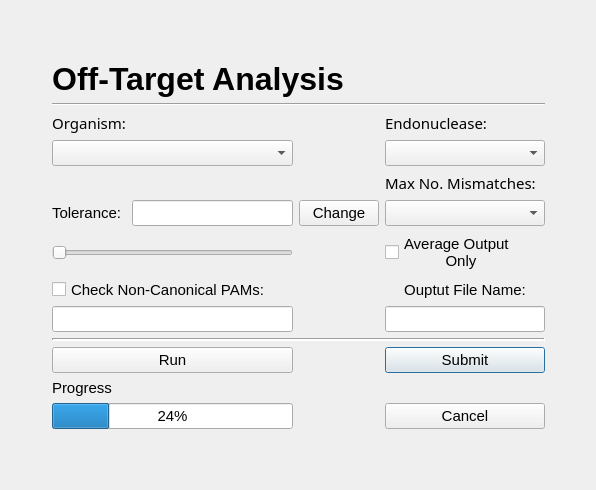
Above: OffTargetAnalysis.ui from TrinhLab/CASPERapp before the change. Below: the same form after it.
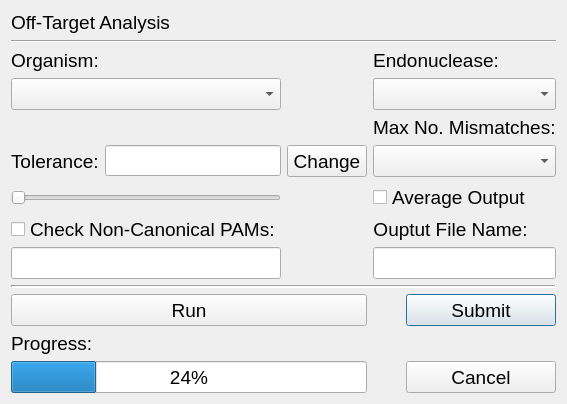
That is the form after the change.

```diff
--- a/OffTargetAnalysis.ui
+++ b/OffTargetAnalysis.ui
@@ -6,13 +6,14 @@
    <rect>
     <x>0</x>
     <y>0</y>
-    <width>596</width>
-    <height>490</height>
+    <width>522</width>
+    <height>408</height>
    </rect>
   </property>
   <property name="font">
    <font>
-    <pointsize>11</pointsize>
+    <family>Arial</family>
+    <pointsize>14</pointsize>
    </font>
   </property>
   <property name="windowTitle">
@@ -21,13 +22,29 @@
   <property name="autoFillBackground">
    <bool>true</bool>
   </property>
+  <property name="styleSheet">
+   <string notr="true">font: 14pt &quot;Arial&quot;;</string>
+  </property>
   <layout class="QGridLayout" name="gridLayout">
-   <item row="3" column="4" alignment="Qt::AlignLeft">
+   <property name="sizeConstraint">
+    <enum>QLayout::SetFixedSize</enum>
+   </property>
+   <item row="7" column="3" alignment="Qt::AlignLeft">
+    <widget class="QLabel" name="label_7">
+     <property name="text">
+      <string>Ouptut File Name:</string>
+     </property>
+     <property name="alignment">
+      <set>Qt::AlignCenter</set>
+     </property>
+    </widget>
+   </item>
+   <item row="2" column="3" alignment="Qt::AlignLeft">
     <widget class="QLabel" name="label_4">
      <property name="font">
       <font>
-       <family>Sans Serif</family>
-       <pointsize>11</pointsize>
+       <family>Arial</family>
+       <pointsize>14</pointsize>
        <weight>50</weight>
        <italic>false</italic>
        <bold>false</bold>
@@ -44,7 +61,7 @@
      </property>
     </widget>
    </item>
-   <item row="5" column="4">
+   <item row="4" column="3">
     <widget class="QLabel" name="label_2">
      <property name="minimumSize">
       <size>
@@ -54,8 +71,8 @@
      </property>
      <property name="font">
       <font>
-       <family>Sans Serif</family>
-       <pointsize>11</pointsize>
+       <family>Arial</family>
+       <pointsize>14</pointsize>
        <weight>50</weight>
        <italic>false</italic>
        <bold>false</bold>
@@ -69,28 +86,34 @@
      </property>
     </widget>
    </item>
-   <item row="14" column="1" colspan="2">
-    <widget class="QProgressBar" name="progressBar">
-     <property name="value">
-      <number>24</number>
-     </property>
-    </widget>
-   </item>
-   <item row="11" column="4" rowspan="2">
+   <item row="10" column="3" rowspan="2" alignment="Qt::AlignRight">
     <widget class="QPushButton" name="submitButton">
+     <property name="minimumSize">
+      <size>
+       <width>150</width>
+       <height>32</height>
+      </size>
+     </property>
+     <property name="maximumSize">
+      <size>
+       <width>150</width>
+       <height>16777215</height>
+      </size>
+     </property>
      <property name="text">
       <string>Submit</string>
      </property>
     </widget>
    </item>
-   <item row="1" column="1" colspan="4" alignment="Qt::AlignLeft">
+   <item row="0" column="0" colspan="4" alignment="Qt::AlignLeft">
     <widget class="QLabel" name="label_5">
      <property name="font">
       <font>
        <family>Arial</family>
-       <pointsize>24</pointsize>
-       <weight>75</weight>
-       <bold>true</bold>
+       <pointsize>14</pointsize>
+       <weight>50</weight>
+       <italic>false</italic>
+       <bold>false</bold>
       </font>
      </property>
      <property name="autoFillBackground">
@@ -107,43 +130,52 @@
      </property>
     </widget>
    </item>
-   <item row="2" column="1" colspan="4">
+   <item row="1" column="0" colspan="4">
     <widget class="Line" name="line">
      <property name="orientation">
       <enum>Qt::Horizontal</enum>
      </property>
     </widget>
    </item>
-   <item row="6" column="3">
+   <item row="8" column="0" colspan="2">
+    <widget class="QLineEdit" name="altpamlistline">
+     <property name="maximumSize">
+      <size>
+       <width>11111</width>
+       <height>1111</height>
+      </size>
+     </property>
+    </widget>
+   </item>
+   <item row="5" column="2">
     <widget class="QPushButton" name="pushButton">
+     <property name="minimumSize">
+      <size>
+       <width>0</width>
+       <height>32</height>
+      </size>
+     </property>
      <property name="text">
       <string>Change</string>
      </property>
     </widget>
    </item>
-   <item row="6" column="1">
+   <item row="5" column="0">
     <widget class="QLabel" name="label">
+     <property name="styleSheet">
+      <string notr="true"/>
+     </property>
      <property name="text">
       <string>Tolerance:</string>
      </property>
     </widget>
    </item>
-   <item row="9" column="1" colspan="2">
-    <widget class="QLineEdit" name="altpamlistline">
-     <property name="maximumSize">
-      <size>
-       <width>11111</width>
-       <height>1111</height>
-      </size>
-     </property>
-    </widget>
-   </item>
-   <item row="3" column="1">
+   <item row="2" column="0">
     <widget class="QLabel" name="label_3">
      <property name="font">
       <font>
-       <family>Sans Serif</family>
-       <pointsize>11</pointsize>
+       <family>Arial</family>
+       <pointsize>14</pointsize>
        <weight>50</weight>
        <italic>false</italic>
        <bold>false</bold>
@@ -160,14 +192,17 @@
      </property>
     </widget>
    </item>
-   <item row="11" column="1" rowspan="2" colspan="2">
-    <widget class="QPushButton" name="Run">
-     <property name="text">
-      <string>Run</string>
+   <item row="3" column="0" colspan="2">
+    <widget class="QComboBox" name="OrgcomboBox">
+     <property name="minimumSize">
+      <size>
+       <width>0</width>
+       <height>32</height>
+      </size>
      </property>
     </widget>
    </item>
-   <item row="8" column="1" colspan="2">
+   <item row="7" column="0" colspan="2">
     <widget class="QCheckBox" name="checkBox">
      <property name="minimumSize">
       <size>
@@ -186,54 +221,63 @@
      </property>
     </widget>
    </item>
-   <item row="13" column="1">
+   <item row="12" column="0">
     <widget class="QLabel" name="label_6">
      <property name="text">
-      <string>Progress</string>
+      <string>Progress:</string>
      </property>
     </widget>
    </item>
-   <item row="6" column="0">
-    <spacer name="horizontalSpacer">
-     <property name="orientation">
-      <enum>Qt::Horizontal</enum>
-     </property>
-     <property name="sizeHint" stdset="0">
+   <item row="5" column="3">
+    <widget class="QComboBox" name="mismatchcomboBox">
+     <property name="minimumSize">
       <size>
-       <width>40</width>
-       <height>20</height>
+       <width>0</width>
+       <height>32</height>
       </size>
      </property>
-    </spacer>
+    </widget>
    </item>
-   <item row="4" column="1" colspan="2">
-    <widget class="QComboBox" name="OrgcomboBox"/>
-   </item>
-   <item row="7" column="4">
+   <item row="6" column="3">
     <widget class="QCheckBox" name="AVG">
      <property name="text">
-      <string>Average Output
-          Only</string>
+      <string>Average Output</string>
      </property>
     </widget>
    </item>
-   <item row="14" column="4">
+   <item row="8" column="3">
+    <widget class="QLineEdit" name="FileName">
+     <property name="minimumSize">
+      <size>
+       <width>0</width>
+       <height>32</height>
+      </size>
+     </property>
+    </widget>
+   </item>
+   <item row="13" column="3" alignment="Qt::AlignRight">
     <widget class="QPushButton" name="cancelButton">
+     <property name="minimumSize">
+      <size>
+       <width>150</width>
+       <height>32</height>
+      </size>
+     </property>
+     <property name="maximumSize">
+      <size>
+       <width>150</width>
+       <height>16777215</height>
+      </size>
+     </property>
      <property name="text">
       <string>Cancel</string>
      </property>
     </widget>
    </item>
-   <item row="6" column="4">
-    <widget class="QComboBox" name="mismatchcomboBox"/>
-   </item>
-   <item row="9" column="4">
-    <widget class="QLineEdit" name="FileName"/>
-   </item>
-   <item row="6" column="2">
+   <item row="5" column="1">
     <widget class="QLineEdit" name="tolerancelineEdit"/>
    </item>
-   <item row="10" column="1" colspan="4">
+   <item row="9" column="0" colspan="4">
     <widget class="Line" name="line_2">
      <property name="lineWidth">
       <number>2</number>
@@ -243,64 +287,54 @@
      </property>
     </widget>
    </item>
-   <item row="4" column="4">
-    <widget class="QComboBox" name="EndocomboBox"/>
-   </item>
-   <item row="0" column="1">
-    <spacer name="verticalSpacer_2">
-     <property name="orientation">
-      <enum>Qt::Vertical</enum>
-     </property>
-     <property name="sizeHint" stdset="0">
+   <item row="3" column="3">
+    <widget class="QComboBox" name="EndocomboBox">
+     <property name="minimumSize">
       <size>
-       <width>20</width>
-       <height>40</height>
+       <width>0</width>
+       <height>32</height>
       </size>
      </property>
-    </spacer>
+    </widget>
    </item>
-   <item row="8" column="4">
-    <widget class="QLabel" name="label_7">
-     <property name="text">
-      <string>Ouptut File Name:</string>
+   <item row="13" column="0" colspan="3">
+    <widget class="QProgressBar" name="progressBar">
+     <property name="minimumSize">
+      <size>
+       <width>0</width>
+       <height>32</height>
+      </size>
      </property>
-     <property name="alignment">
-      <set>Qt::AlignCenter</set>
+     <property name="value">
+      <number>24</number>
      </property>
     </widget>
    </item>
-   <item row="7" column="1" colspan="2">
+   <item row="6" column="0" colspan="2">
     <widget class="QSlider" name="tolerancehorizontalSlider">
      <property name="orientation">
       <enum>Qt::Horizontal</enum>
      </property>
     </widget>
    </item>
-   <item row="15" column="1">
-    <spacer name="verticalSpacer">
-     <property name="orientation">
-      <enum>Qt::Vertical</enum>
-     </property>
-     <property name="sizeHint" stdset="0">
+   <item row="10" column="0" rowspan="2" colspan="3">
+    <widget class="QPushButton" name="Run">
+     <property name="minimumSize">
       <size>
-       <width>20</width>
-       <height>40</height>
+       <width>0</width>
+       <height>32</height>
       </size>
      </property>
-    </spacer>
-   </item>
-   <item row="5" column="5">
-    <spacer name="horizontalSpacer_2">
-     <property name="orientation">
-      <enum>Qt::Horizontal</enum>
-     </property>
-     <property name="sizeHint" stdset="0">
+     <property name="maximumSize">
       <size>
-       <width>40</width>
-       <height>20</height>
+       <width>16777215</width>
+       <height>16777215</height>
       </size>
      </property>
-    </spacer>
+     <property name="text">
+      <string>Run</string>
+     </property>
+    </widget>
    </item>
   </layout>
  </widget>
```
Left out of the diff: 6 changed lines with no effect on the pictures.
